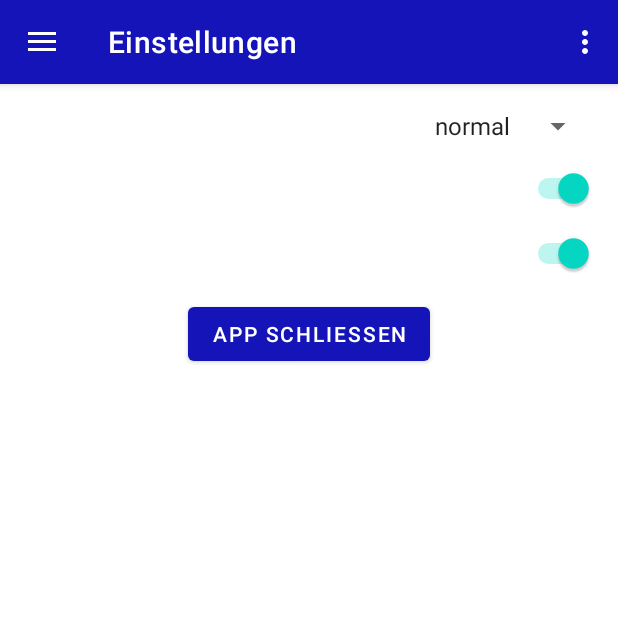
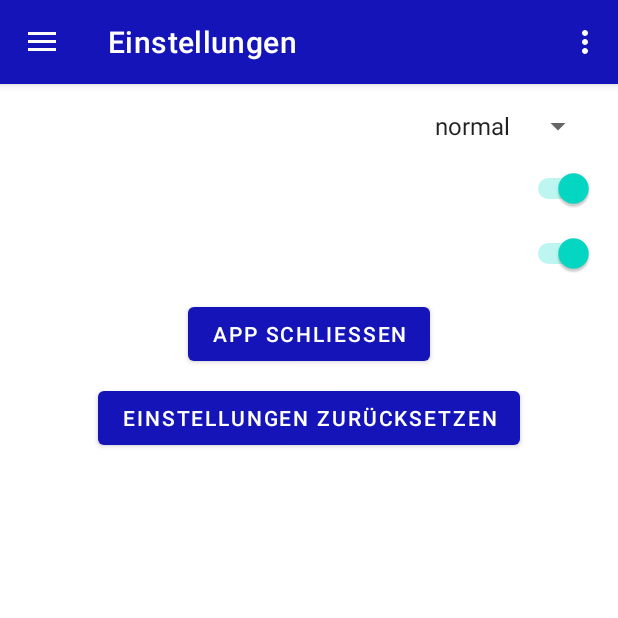
Before and after one commit to Volvo7700/TeachersEssentials, an Android app: the screen it shows after launch (MainActivity), in the side drawer, after a tap on "Einstellungen", on a phone screen of 412 x 824 dp, the top half of it. Run offline under Robolectric (Android 15) with nearby library versions, the phone set to English and light mode, and no system bars; our stand-ins replace navigation-ui.

Commit message:
ConfigFile Funktionen hinzugefügt (Noch nicht fertig, Schriftgröße funktioniert nicht)

```diff
--- a/app/src/main/java/de/teachersessentials/ConfigFile.java
+++ b/app/src/main/java/de/teachersessentials/ConfigFile.java
@@ -1,20 +1,25 @@
 package de.teachersessentials;
 
 import android.content.Context;
+
+import java.io.BufferedReader;
 import java.io.File;
+import java.io.FileReader;
 import java.io.FileWriter;
 import java.io.IOException;
 import java.io.PrintWriter;
 
-
 public class ConfigFile {
 
-    public static void createFile(Context context, String fileName) {
-        File file = new File(context.getCacheDir(), fileName); //neue Datei wird im cache ordner erstellt
+    private static File file;
+
+    public static void createFile(Context context) { //erstellt neue Datei, falls noch keine existiert
+        file = new File(context.getCacheDir(), "config.txt"); //neue Datei wird im cache ordner erstellt
         try {
-            if (!file.exists()) { //wenn die Datei noch niht existiert
+            if (!file.exists()) { //wenn die Datei noch nicht existiert
                 file.createNewFile();
                 System.out.println("File created successfully: " + file.getAbsolutePath());
+                writeToFile("25"); //Standardschriftgröße 25
             } else {
                 System.out.println("File already exists: " + file.getAbsolutePath());  //schon vorhanden
             }
@@ -23,12 +28,36 @@ public class ConfigFile {
         }
     }
 
-    public static void writeToFile(File file, String data) throws IOException {
-        FileWriter fileWriter = new FileWriter(file, true);
+    public static void writeToFile(String data) throws IOException { //löscht alles in der Datei und speichert nur neue Daten
+        FileWriter fileWriter = new FileWriter(file, false);
         PrintWriter printWriter = new PrintWriter(fileWriter);
-        printWriter.println(data);
+
+        printWriter.print(data); //Daten werde in der Datei gespeichert
         printWriter.close();
         fileWriter.close();
+
         System.out.println("Data written to file: " + file.getAbsolutePath());
     }
+
+    public static String getConfigData(Context context) { //liest alle Daten aud dem ConfigFile
+        file = new File(context.getCacheDir(), "config.txt");
+        StringBuilder stringBuilder = new StringBuilder();
+
+        try (BufferedReader reader = new BufferedReader(new FileReader(file))) {
+            String line;
+            while ((line = reader.readLine()) != null) {
+                stringBuilder.append(line);
+                stringBuilder.append("\n");
+            }
+        } catch (IOException e) { //Fehler
+            System.err.println("Error reading file: " + e.getMessage());
+        }
+
+        return stringBuilder.toString();
+    }
+
+    public static void resetConfigFile(Context context) {
+        file.delete(); //löscht Datei
+        createFile(context); //erstellt neue Datei
+    }
 }
--- a/app/src/main/java/de/teachersessentials/MainActivity.java
+++ b/app/src/main/java/de/teachersessentials/MainActivity.java
@@ -39,7 +39,7 @@ public class MainActivity extends AppCompatActivity {
         NavigationUI.setupActionBarWithNavController(this, navController, mAppBarConfiguration);
         NavigationUI.setupWithNavController(navigationView, navController);
 
-        ConfigFile.createFile(this, "config.properties");
+        ConfigFile.createFile(this); //Erstellt ein Config File, falls es nnoch keins gibt
     }
 
     @Override
--- a/app/src/main/java/de/teachersessentials/Shared.java
+++ /dev/null
@@ -1,5 +0,0 @@
-package de.teachersessentials;
-
-public class Shared {
-    public static int fontsize = 25;
-}
--- a/app/src/main/java/de/teachersessentials/ui/home/HomeFragment.java
+++ b/app/src/main/java/de/teachersessentials/ui/home/HomeFragment.java
@@ -18,7 +18,7 @@ import java.text.SimpleDateFormat;
 import java.util.Date;
 import java.util.Locale;
 
-import de.teachersessentials.Shared;
+import de.teachersessentials.ConfigFile;
 import de.teachersessentials.databinding.FragmentHomeBinding;
 import de.teachersessentials.R;
 import de.teachersessentials.timetable.Timetable;
@@ -45,15 +45,15 @@ public class HomeFragment extends Fragment {
 
         //Anzeige der aktuellen Uhrzeit
         clockTextView = root.findViewById(R.id.clock_text_view);
-        clockTextView.setTextSize((float) (Shared.fontsize)); //Schriftgröße Uhr wird angepasst
+        System.out.println(ConfigFile.getConfigData(requireActivity())); //Experimente mit ConfigFile
 
         //Anzeige der verbleibenden Zeit
         timeLeftView = root.findViewById(R.id.time_left_view);
-        timeLeftView.setTextSize((float) (Shared.fontsize*2)); //Schriftgröße des Timers wird angepasst
+        //timeLeftView.setTextSize((float) (Shared.fontsize*2)); //Schriftgröße des Timers wird angepasst
 
         //Aktuelles Fach
         currentSubject = root.findViewById(R.id.current_subject);
-        currentSubject.setTextSize((float) (Shared.fontsize*0.75));
+        //currentSubject.setTextSize((float) (Shared.fontsize*0.75));
         //Anzeige des aktuellen Fachs einbauen (Timetable Database)
 
         //ProgressBar
@@ -61,13 +61,11 @@ public class HomeFragment extends Fragment {
 
         //Nächstes Fach
         nextSubject = root.findViewById((R.id.next_subject));
-        nextSubject.setTextSize((float) (Shared.fontsize*0.75)); //Schriftgröße
+        //nextSubject.setTextSize((float) (Shared.fontsize*0.75)); //Schriftgröße
         //Anzeige des nächsten Fachs einbauen (Timetable Database) und evt. Raum
 
-        Button TestButton = root.findViewById(R.id.test);
-        TestButton.setOnClickListener((v -> {
-            System.out.println("lesson: " + lesson + "; timeInDay: " + timeInDay + "; timeInDayPlus: " + "return: " + ((int) (Timetable.getStart(lesson).getTime() - timeInDay)));
-        }));
+        Button TestButton = root.findViewById(R.id.test); //Test Buttop links unten
+        TestButton.setOnClickListener((v -> {}));
 
         handler = new Handler();
         updateClock();
--- a/app/src/main/java/de/teachersessentials/ui/settings/SettingsFragment.java
+++ b/app/src/main/java/de/teachersessentials/ui/settings/SettingsFragment.java
@@ -14,7 +14,8 @@ import androidx.fragment.app.Fragment;
 import androidx.lifecycle.ViewModelProvider;
 
 
-import de.teachersessentials.Shared;
+import java.io.IOException;
+
 import de.teachersessentials.R;
 import de.teachersessentials.databinding.FragmentSettingsBinding;
 import de.teachersessentials.ConfigFile;
@@ -33,27 +34,28 @@ public class SettingsFragment extends Fragment {
         binding = FragmentSettingsBinding.inflate(inflater, container, false);
         View root = binding.getRoot();
 
+        //Spinner zur Auswahl der Fontsize
         Spinner selectFontSize = root.findViewById(R.id.select_font_size);
 
         //Liste wird in Spinner geladen
         ArrayAdapter<String> adapter = new ArrayAdapter<>(requireActivity(), android.R.layout.simple_spinner_item, font_select_size);
         adapter.setDropDownViewResource(android.R.layout.select_dialog_singlechoice);
         selectFontSize.setAdapter(adapter);
-        selectFontSize.setSelection(2);
+        selectFontSize.setSelection(2); //normale Auswahl
 
-        selectFontSize.setOnItemSelectedListener(new AdapterView.OnItemSelectedListener() { //jenachdem, was ausgewählt ist wird fonsize angepasst
+        selectFontSize.setOnItemSelectedListener(new AdapterView.OnItemSelectedListener() { //jenachdem, was ausgewählt ist wird fonsize im ConfigFile angepasst
             @Override
             public void onItemSelected(AdapterView<?> parent, View view, int position, long id) {
                 if (position == 0) { //auswahl winzig
-                    Shared.fontsize = 15;
+                    writeFontsizeToConfig("15");
                 } else if (position == 1) { //Auswahl klein
-                    Shared.fontsize = 20;
+                    writeFontsizeToConfig("20");
                 } else if (position == 3) { //Auswahl groß
-                    Shared.fontsize = 30;
+                    writeFontsizeToConfig("30");
                 } else if (position == 4) { //Auswahl riesig
-                    Shared.fontsize = 40;
+                    writeFontsizeToConfig("40");
                 } else { //Keine Auswahl oder normal
-                    Shared.fontsize = 25;
+                    writeFontsizeToConfig("25");
                 }
             }
             @Override
@@ -67,7 +69,20 @@ public class SettingsFragment extends Fragment {
             requireActivity().finishAffinity();
         });
 
+        //Einstellungen zurücksetzen
+        Button resetSettings = root.findViewById(R.id.reset_settings);
+        resetSettings.setOnClickListener(v -> ConfigFile.resetConfigFile(requireActivity()));
+
         return root;
+    }
+
+    private void writeFontsizeToConfig(String fontsize) {
+        try {
+            ConfigFile.writeToFile(fontsize); //Schriftgröße ins ConfigFile
+            System.out.println("Written succesfully");
+        } catch (IOException e) { //Fehler
+            throw new RuntimeException(e);
+        }
     }
 
     @Override
--- a/app/src/main/res/layout/fragment_settings.xml
+++ b/app/src/main/res/layout/fragment_settings.xml
@@ -22,10 +22,11 @@
                 <TextView
                     android:layout_width="wrap_content"
                     android:layout_height="match_parent"
-                    android:text="@string/schriftgr_e"
+                    android:text="@string/schriftgroesse"
                     android:textSize="16sp"
                     android:layout_alignParentStart="true"
-                    android:textColor="@color/white" />
+                    android:textColor="@color/white"
+                    tools:ignore="RelativeOverlap" />
 
                 <Spinner
                     android:id="@+id/select_font_size"
@@ -61,9 +62,19 @@
                 android:layout_width="wrap_content"
                 android:layout_height="wrap_content"
                 android:layout_gravity="center"
-                android:text="App schließen"
+                android:text="@string/app_schliessen"
                 android:textColor="@color/white"
                 android:layout_marginTop="16dp"/>
+
+            <Button
+                android:id="@+id/reset_settings"
+                android:layout_width="wrap_content"
+                android:layout_height="wrap_content"
+                android:layout_gravity="center"
+                android:text="@string/einstellungen_zuruecksetzen"
+                android:textColor="@color/white"
+                android:layout_marginTop="8dp"/>
+
         </LinearLayout>
     </ScrollView>
 </androidx.constraintlayout.widget.ConstraintLayout>
--- a/app/src/main/res/values/strings.xml
+++ b/app/src/main/res/values/strings.xml
@@ -12,6 +12,8 @@
     <string name="menu_settings">Einstellungen</string>
     <string name="night_theme">Night Theme</string>
     <string name="benachrichtigungen">Benachrichtigungen</string>
-    <string name="schriftgr_e">Schriftgröße</string>
+    <string name="schriftgroesse">Schriftgröße</string>
     <string name="feierabend">Feierabend</string>
+    <string name="app_schliessen">App schließen</string>
+    <string name="einstellungen_zuruecksetzen">Einstellungen zurücksetzen</string>
 </resources>
```
Also changed, not shown: app/src/main/java/de/teachersessentials/ui/gallery/GalleryFragment.java (+10 -14 lines).
